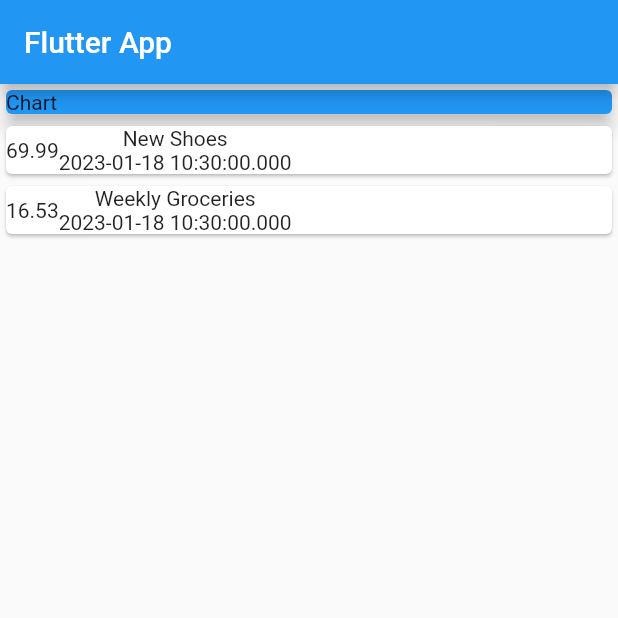
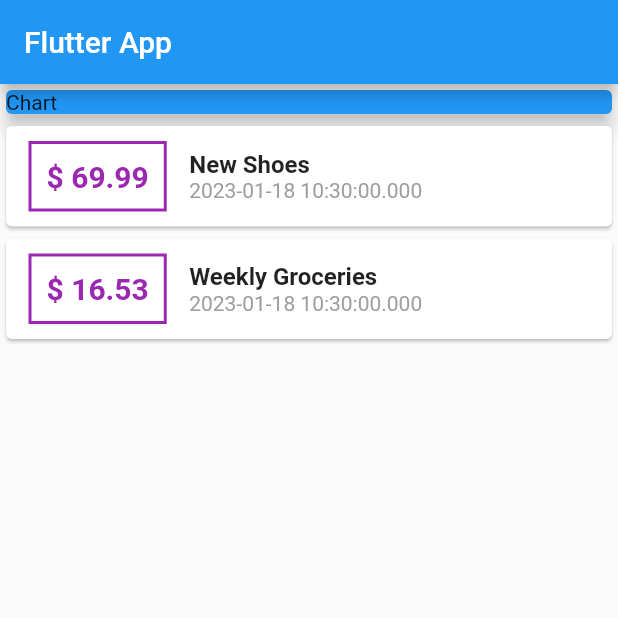
Before and after one commit to SushantAryal564/Expense-Tracker-App, a Flutter app: the screen it shows after launch, on a phone screen of 412 x 824 dp, the top half of it. Run offline on Flutter 3.47's test engine with Material 2 defaults, Android fonts, the phone set to English and light mode, and no system bars.

Commit message:
Added basic styles to transaction section

```diff
--- a/Notes.txt
+++ b/Notes.txt
@@ -29,3 +29,9 @@
 2. Combining widget
    Text widget take as much space as its content need. so we can set size of such widget with placing those widget inside the widget whose size can be set.
    column and row are core widget in flutter in vertical and horizontal direction. main axis is from top to button, and cross axis is from left to right in column and vice versa for row.
+3. Contianer vs Column/ Row
+  Container: Take exactly one child widget, Rich alignment & styling options like border, padding, margining and many more options like decoreation, flexible width, perfect for custom styling & alignment.
+  column/Row: Takes mulitple (unlimited) child widgets, Alignment but not stylish options, always takes full available height and width, Must use if widgets sit next to above each other.
+  We can combine then with each other.
+
+4. Using the string interpolation
--- a/lib/main.dart
+++ b/lib/main.dart
@@ -46,11 +46,33 @@ class MyHomePage extends StatelessWidget {
                 return Card(
                     child: Row(
                   children: [
-                    Container(child: Text(tx.amount.toString())),
+                    Container(
+                      margin:
+                          EdgeInsets.symmetric(vertical: 10, horizontal: 15),
+                      child: Text('\$ ${tx.amount}',
+                          style: TextStyle(
+                              fontWeight: FontWeight.bold,
+                              fontSize: 20,
+                              color: Colors.purple)),
+                      decoration: BoxDecoration(
+                          border: Border.all(
+                              color: Colors.purple,
+                              width: 2,
+                              style: BorderStyle.solid)),
+                      padding: EdgeInsets.all(10),
+                    ),
                     Column(
+                      crossAxisAlignment: CrossAxisAlignment.start,
                       children: [
-                        Text(tx.title),
-                        Text(tx.date.toString()),
+                        Text(
+                          tx.title,
+                          style: TextStyle(
+                              fontSize: 16, fontWeight: FontWeight.bold),
+                        ),
+                        Text(
+                          tx.date.toString(),
+                          style: TextStyle(color: Colors.grey),
+                        ),
                       ],
                     ),
                   ],
```
